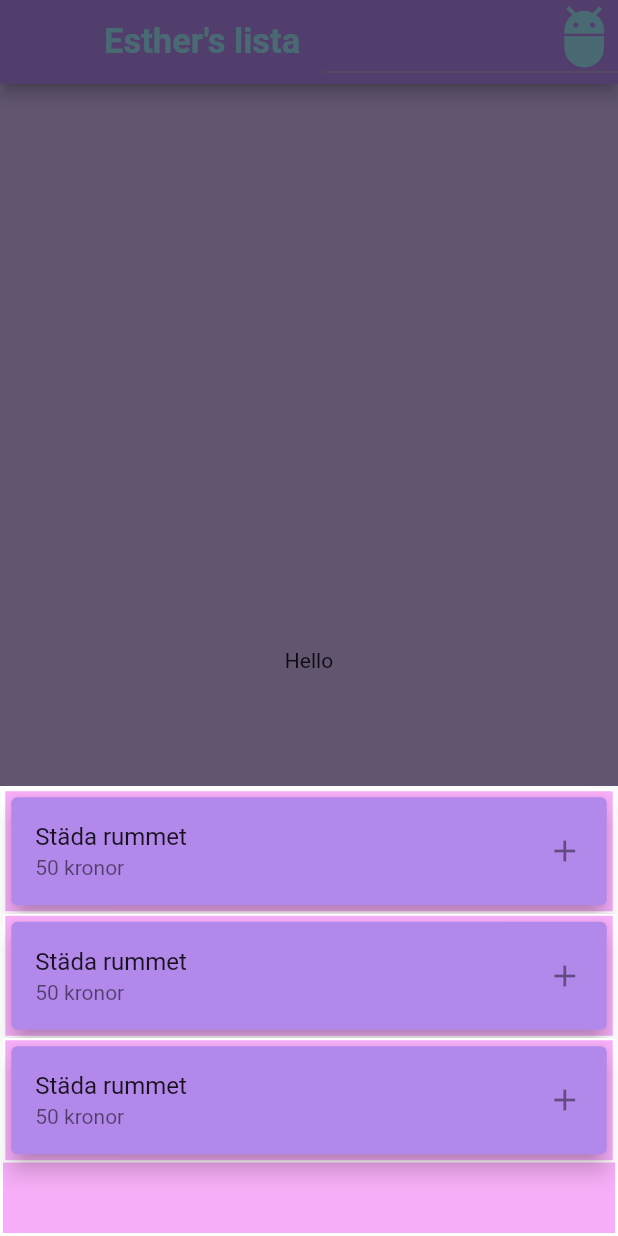
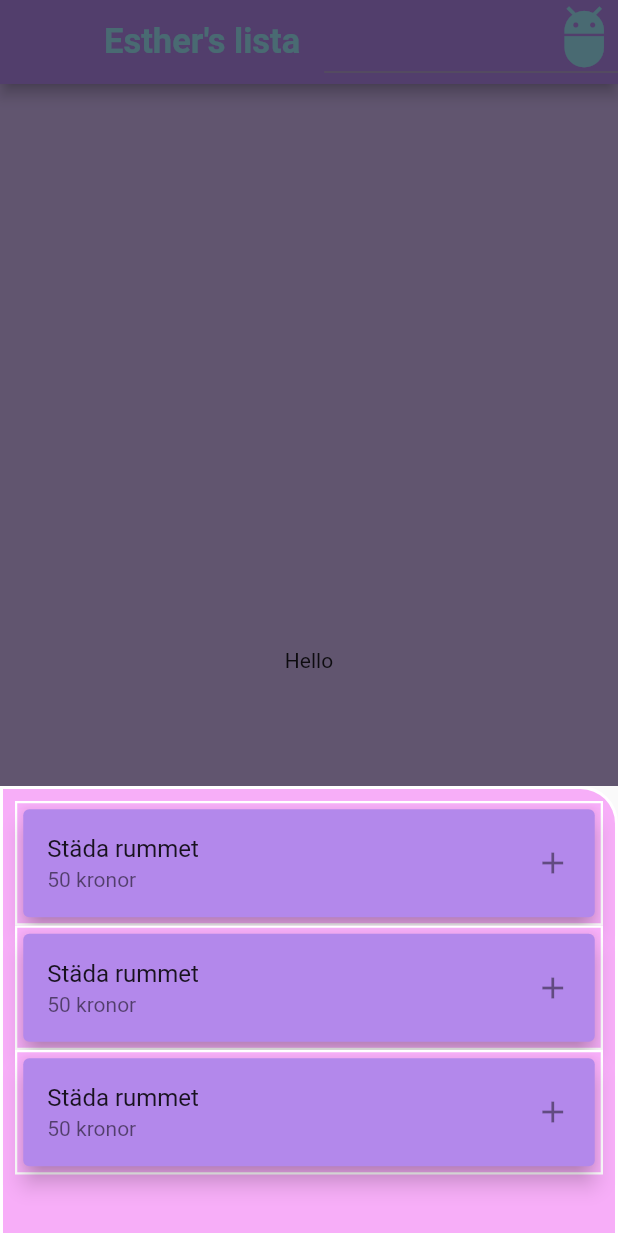
Before and after one commit to Borgersen84/weekly_allowance_app, a Flutter app: the screen it shows after launch, after a tap on the "add" icon, on a phone screen of 412 x 824 dp. Run offline on Flutter 3.47's test engine with Material 2 defaults, Android fonts, the phone set to English and light mode, and no system bars.

```diff
--- a/lib/screens/start_screen.dart
+++ b/lib/screens/start_screen.dart
@@ -63,18 +63,14 @@ class StartScreen extends StatelessWidget {
                     color: Color(0xFFF7AEF8),
                   ),
                   height: 300,
-                    child:
-                        /*ListView(
+                  child: ListView.builder(
                       padding: EdgeInsets.all(8.0),
-                    children: listTiles(),*/
-                        ListView.builder(
                       itemCount: listTiles().length,
                       itemBuilder: (context, index) {
                         return Container(
                           decoration: BoxDecoration(
                             color: Color(0xFFF7AEF8),
-                                  border: Border.all(
-                                      color: Colors.white, width: 1.5),
+                            border: Border.all(color: Colors.white, width: 1.5),
                           ),
                           child: Card(
                             elevation: 6,
@@ -82,7 +78,8 @@ class StartScreen extends StatelessWidget {
                             child: listTiles()[index],
                           ),
                         );
-                            }));
+                      }),
+                );
               });
         },
       ),
```
Lines whose indentation alone changed are shown as unchanged.
